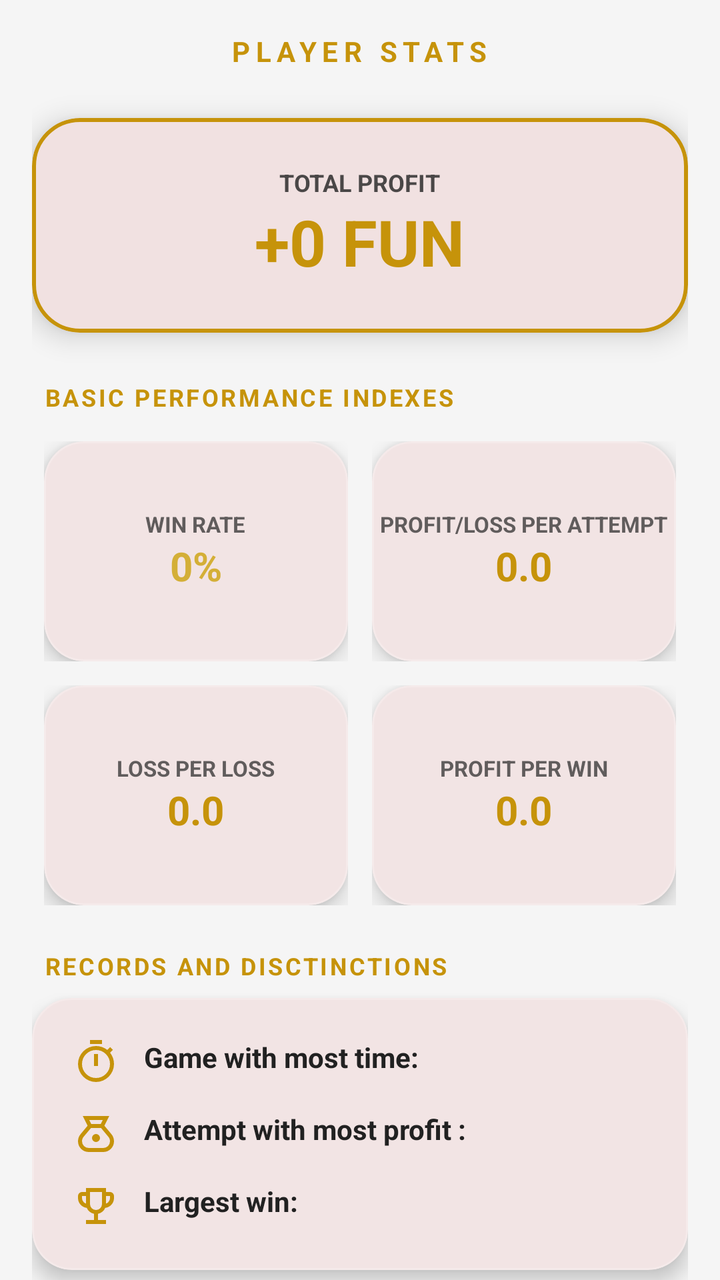
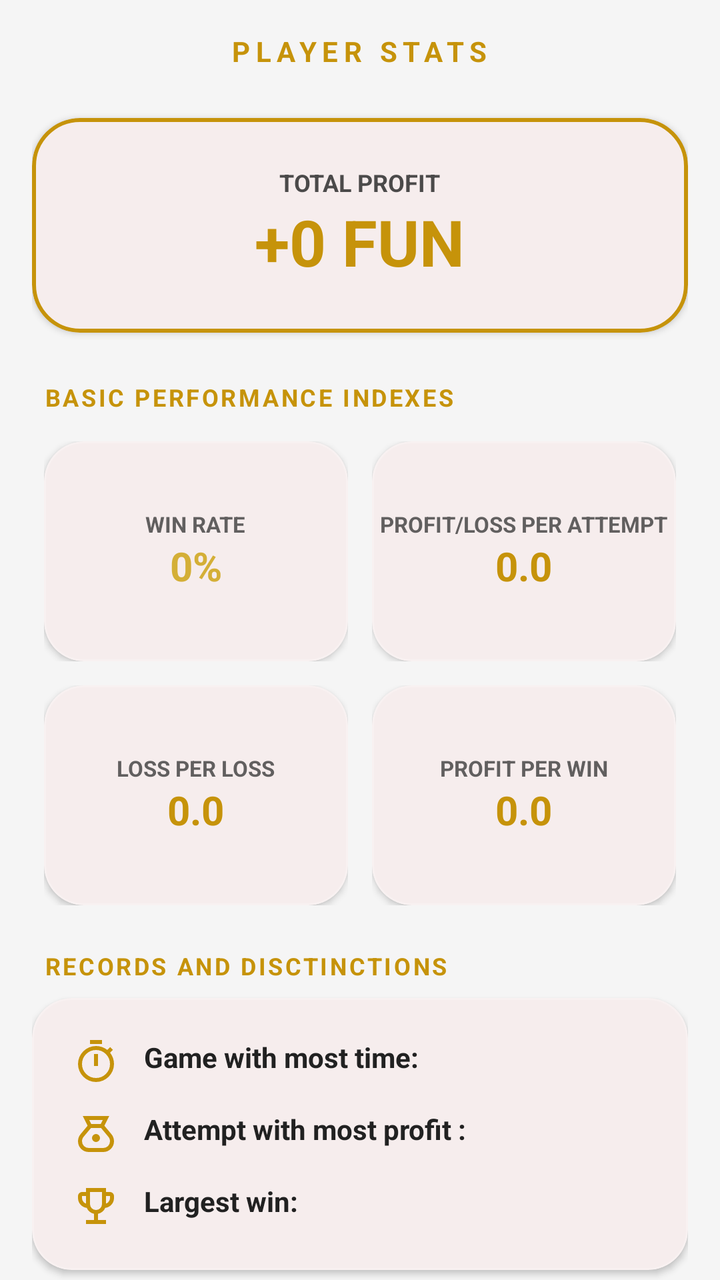

Before-and-after screenshots of an Android layout around one commit, followed by the original layout XML and the change that was made.
<!-- AndroidManifest.xml: application theme Theme.GoldenBet -->
<!-- res/layout/fragment_stats.xml -->
<?xml version="1.0" encoding="utf-8"?>
<androidx.core.widget.NestedScrollView
    xmlns:android="http://schemas.android.com/apk/res/android"
    xmlns:app="http://schemas.android.com/apk/res-auto"
    android:layout_width="match_parent"
    android:layout_height="match_parent"
    android:background="?attr/android:windowBackground"
    android:fillViewport="true">

    <LinearLayout
        android:layout_width="match_parent"
        android:layout_height="wrap_content"
        android:orientation="vertical"
        android:padding="16dp">

        
        <TextView
            android:layout_width="wrap_content"
            android:layout_height="wrap_content"
            android:layout_gravity="center"
            android:layout_marginBottom="24dp"
            android:letterSpacing="0.2"
            android:text="@string/stats_main_header"
            android:textColor="?attr/colorSecondary"
            android:textSize="14sp"
            android:textStyle="bold" />

        
        <com.google.android.material.card.MaterialCardView
            android:layout_width="match_parent"
            android:layout_height="wrap_content"
            app:cardCornerRadius="24dp"
            app:cardBackgroundColor="?attr/colorSurface"
            app:surfaceTint="@android:color/transparent"
            app:cardElevation="8dp"
            app:strokeWidth="2dp"
            app:strokeColor="?attr/colorSecondary"
            android:layout_marginBottom="24dp">
            <LinearLayout
                android:layout_width="match_parent"
                android:layout_height="wrap_content"
                android:orientation="vertical"
                android:padding="24dp"
                android:gravity="center">

                <TextView
                    android:layout_width="wrap_content"
                    android:layout_height="wrap_content"
                    android:alpha="0.8"
                    android:text="@string/stats_profit_header"
                    android:textColor="?attr/colorOnSurface"
                    android:textSize="12sp"
                    android:textStyle="bold" />
                <TextView
                    android:id="@+id/txtTotalProfit"
                    android:layout_width="wrap_content"
                    android:layout_height="wrap_content"
                    android:text="+0 FUN"
                    android:textColor="?attr/colorSecondary"
                    android:textSize="32sp"
                    android:textStyle="bold" />
            </LinearLayout>
        </com.google.android.material.card.MaterialCardView>

        
        <TextView
            android:layout_width="wrap_content"
            android:layout_height="wrap_content"
            android:layout_marginStart="6dp"
            android:layout_marginBottom="8dp"
            android:letterSpacing="0.1"
            android:text="@string/stats_performance_indexes_header"
            android:textColor="?attr/colorSecondary"
            android:textSize="12sp"
            android:textStyle="bold" />

        
        <GridLayout
            android:layout_width="match_parent"
            android:layout_height="wrap_content"
            android:columnCount="2"
            android:rowCount="2"
            android:alignmentMode="alignMargins"
            android:layout_marginBottom="16dp">

            <FrameLayout android:layout_width="0dp" android:layout_height="wrap_content" android:layout_columnWeight="1" android:padding="6dp">
                <com.google.android.material.card.MaterialCardView
                    android:layout_width="match_parent" android:layout_height="110dp"
                    app:cardCornerRadius="20dp"
                    app:cardBackgroundColor="?attr/colorSurface"
                    app:surfaceTint="@android:color/transparent"
                    app:cardElevation="6dp"
                    app:strokeWidth="1dp" app:strokeColor="#33FFFFFF">
                    <LinearLayout android:layout_width="match_parent" android:layout_height="match_parent" android:gravity="center" android:orientation="vertical">

                        <TextView
                            android:layout_width="wrap_content"
                            android:layout_height="wrap_content"
                            android:alpha="0.7"
                            android:text="@string/stats_win_rate_header"
                            android:textAllCaps="true"
                            android:textColor="?attr/colorOnSurface"
                            android:textSize="11sp"
                            android:textStyle="bold" />
                        <TextView android:id="@+id/txtWinRateValue" android:layout_width="wrap_content" android:layout_height="wrap_content" android:text="0%" android:textColor="#D4AF37" android:textSize="20sp" android:textStyle="bold" />
                    </LinearLayout>
                </com.google.android.material.card.MaterialCardView>
            </FrameLayout>

            <FrameLayout android:layout_width="0dp" android:layout_height="wrap_content" android:layout_columnWeight="1" android:padding="6dp">
                <com.google.android.material.card.MaterialCardView
                    android:layout_width="match_parent" android:layout_height="110dp"
                    app:cardCornerRadius="20dp"
                    app:cardBackgroundColor="?attr/colorSurface"
                    app:surfaceTint="@android:color/transparent"
                    app:cardElevation="6dp"
                    app:strokeWidth="1dp" app:strokeColor="#33FFFFFF">
                    <LinearLayout android:layout_width="match_parent" android:layout_height="match_parent" android:gravity="center" android:orientation="vertical">

                        <TextView
                            android:layout_width="wrap_content"
                            android:layout_height="wrap_content"
                            android:alpha="0.7"
                            android:text="@string/stats_profit_per_attempt_header"
                            android:textAlignment="center"
                            android:textAllCaps="true"
                            android:textColor="?attr/colorOnSurface"
                            android:textSize="11sp"
                            android:textStyle="bold" />
                        <TextView android:id="@+id/txtProfitAttemptValue" android:layout_width="wrap_content" android:layout_height="wrap_content" android:text="0.0" android:textColor="?attr/colorSecondary" android:textSize="20sp" android:textStyle="bold" />
                    </LinearLayout>
                </com.google.android.material.card.MaterialCardView>
            </FrameLayout>

            <FrameLayout android:layout_width="0dp" android:layout_height="wrap_content" android:layout_columnWeight="1" android:padding="6dp">
                <com.google.android.material.card.MaterialCardView
                    android:layout_width="match_parent" android:layout_height="110dp"
                    app:cardCornerRadius="20dp"
                    app:cardBackgroundColor="?attr/colorSurface"
                    app:surfaceTint="@android:color/transparent"
                    app:cardElevation="6dp"
                    app:strokeWidth="1dp" app:strokeColor="#33FFFFFF">
                    <LinearLayout android:layout_width="match_parent" android:layout_height="match_parent" android:gravity="center" android:orientation="vertical">

                        <TextView
                            android:layout_width="wrap_content"
                            android:layout_height="wrap_content"
                            android:alpha="0.7"
                            android:text="@string/stats_loss_per_loss"
                            android:textAllCaps="true"
                            android:textColor="?attr/colorOnSurface"
                            android:textSize="11sp"
                            android:textStyle="bold" />
                        <TextView android:id="@+id/txtLossPerLossValue" android:layout_width="wrap_content" android:layout_height="wrap_content" android:text="0.0" android:textColor="?attr/colorSecondary" android:textSize="20sp" android:textStyle="bold" />
                    </LinearLayout>
                </com.google.android.material.card.MaterialCardView>
            </FrameLayout>

            <FrameLayout android:layout_width="0dp" android:layout_height="wrap_content" android:layout_columnWeight="1" android:padding="6dp">
                <com.google.android.material.card.MaterialCardView
                    android:layout_width="match_parent" android:layout_height="110dp"
                    app:cardCornerRadius="20dp"
                    app:cardBackgroundColor="?attr/colorSurface"
                    app:surfaceTint="@android:color/transparent"
                    app:cardElevation="6dp"
                    app:strokeWidth="1dp" app:strokeColor="#33FFFFFF">
                    <LinearLayout android:layout_width="match_parent" android:layout_height="match_parent" android:gravity="center" android:orientation="vertical">

                        <TextView
                            android:layout_width="wrap_content"
                            android:layout_height="wrap_content"
                            android:alpha="0.7"
                            android:text="@string/stats_profit_per_win"
                            android:textAllCaps="true"
                            android:textColor="?attr/colorOnSurface"
                            android:textSize="11sp"
                            android:textStyle="bold" />
                        <TextView android:id="@+id/txtProfitPerWinValue" android:layout_width="wrap_content" android:layout_height="wrap_content" android:text="0.0" android:textColor="?attr/colorSecondary" android:textSize="20sp" android:textStyle="bold" />
                    </LinearLayout>
                </com.google.android.material.card.MaterialCardView>
            </FrameLayout>
        </GridLayout>

        
        <TextView
            android:layout_width="wrap_content"
            android:layout_height="wrap_content"
            android:layout_marginStart="6dp"
            android:layout_marginBottom="8dp"
            android:letterSpacing="0.1"
            android:text="@string/stats_records_header"
            android:textColor="?attr/colorSecondary"
            android:textSize="12sp"
            android:textStyle="bold" />

        
        <com.google.android.material.card.MaterialCardView
            android:layout_width="match_parent"
            android:layout_height="wrap_content"
            android:layout_marginBottom="24dp"
            app:cardCornerRadius="20dp"
            app:cardBackgroundColor="?attr/colorSurface"
            app:surfaceTint="@android:color/transparent"
            app:cardElevation="6dp"
            app:strokeWidth="1dp"
            app:strokeColor="#33FFFFFF">
            <LinearLayout
                android:layout_width="match_parent"
                android:layout_height="wrap_content"
                android:orientation="vertical"
                android:padding="20dp">

                <TextView
                    android:id="@+id/txtMostTime"
                    android:layout_width="match_parent"
                    android:layout_height="wrap_content"
                    android:layout_marginBottom="12dp"
                    android:drawableStart="@drawable/ic_timer"
                    android:drawablePadding="12dp"
                    android:drawableTint="?attr/colorSecondary"
                    android:text="@string/stats_most_time"
                    android:textColor="?attr/colorOnSurface"
                    android:textStyle="bold" />

                <TextView
                    android:id="@+id/txtMostFun"
                    android:layout_width="match_parent"
                    android:layout_height="wrap_content"
                    android:layout_marginBottom="12dp"
                    android:drawableStart="@drawable/ic_money_bag"
                    android:drawablePadding="12dp"
                    android:drawableTint="?attr/colorSecondary"
                    android:text="@string/stats_most_fun"
                    android:textColor="?attr/colorOnSurface"
                    android:textStyle="bold" />

                <TextView
                    android:id="@+id/txtBiggestWin"
                    android:layout_width="match_parent"
                    android:layout_height="wrap_content"
                    android:drawableStart="@drawable/ic_trophy"
                    android:drawablePadding="12dp"
                    android:drawableTint="?attr/colorSecondary"
                    android:text="@string/stats_biggest_win"
                    android:textColor="?attr/colorOnSurface"
                    android:textStyle="bold" />
            </LinearLayout>
        </com.google.android.material.card.MaterialCardView>

        
        <TextView
            android:layout_width="wrap_content"
            android:layout_height="wrap_content"
            android:layout_marginStart="6dp"
            android:layout_marginBottom="16dp"
            android:letterSpacing="0.1"
            android:text="@string/stats_weekly_activity_header"
            android:textColor="?attr/colorSecondary"
            android:textSize="12sp"
            android:textStyle="bold" />

        <com.google.android.material.card.MaterialCardView
            android:layout_width="match_parent"
            android:layout_height="250dp"
            app:cardCornerRadius="20dp"
            app:cardElevation="8dp"
            app:cardBackgroundColor="?attr/colorSurface"
            app:surfaceTint="@android:color/transparent"
            app:strokeWidth="1dp"
            app:strokeColor="#22FFFFFF">

            <LinearLayout
                android:layout_width="match_parent"
                android:layout_height="match_parent"
                android:orientation="vertical"
                android:padding="16dp">

                <TextView
                    android:layout_width="wrap_content"
                    android:layout_height="wrap_content"
                    android:letterSpacing="0.1"
                    android:text="@string/stats_weekly_performance_header"
                    android:textAllCaps="true"
                    android:textColor="?attr/colorSecondary"
                    android:textSize="14sp"
                    android:textStyle="bold" />

                <LinearLayout
                    android:layout_width="match_parent"
                    android:layout_height="match_parent"
                    android:orientation="horizontal"
                    android:gravity="bottom"
                    android:layout_marginTop="8dp">

                    <LinearLayout android:layout_width="0dp" android:layout_height="match_parent" android:layout_weight="1" android:orientation="vertical" android:gravity="bottom|center_horizontal" android:padding="2dp">
                        <View android:id="@+id/barMon" android:layout_width="match_parent" android:layout_height="80dp" android:background="#D4AF37" />
                        <TextView android:layout_width="wrap_content" android:layout_height="wrap_content" android:text="M" android:textColor="?attr/colorSecondary" android:textSize="10sp" android:layout_marginTop="4dp" />
                    </LinearLayout>

                    <LinearLayout android:layout_width="0dp" android:layout_height="match_parent" android:layout_weight="1" android:orientation="vertical" android:gravity="bottom|center_horizontal" android:padding="2dp">
                        <View android:id="@+id/barTue" android:layout_width="match_parent" android:layout_height="120dp" android:background="#FFD700" />
                        <TextView android:layout_width="wrap_content" android:layout_height="wrap_content" android:text="T" android:textColor="?attr/colorSecondary" android:textSize="10sp" android:layout_marginTop="4dp" />
                    </LinearLayout>

                    <LinearLayout android:layout_width="0dp" android:layout_height="match_parent" android:layout_weight="1" android:orientation="vertical" android:gravity="bottom|center_horizontal" android:padding="2dp">
                        <View android:id="@+id/barWed" android:layout_width="match_parent" android:layout_height="60dp" android:background="#F7E7CE" />
                        <TextView android:layout_width="wrap_content" android:layout_height="wrap_content" android:text="W" android:textColor="?attr/colorSecondary" android:textSize="10sp" android:layout_marginTop="4dp" />
                    </LinearLayout>

                    <LinearLayout android:layout_width="0dp" android:layout_height="match_parent" android:layout_weight="1" android:orientation="vertical" android:gravity="bottom|center_horizontal" android:padding="2dp">
                        <View android:id="@+id/barThu" android:layout_width="match_parent" android:layout_height="140dp" android:background="#C5A021" />
                        <TextView android:layout_width="wrap_content" android:layout_height="wrap_content" android:text="T" android:textColor="?attr/colorSecondary" android:textSize="10sp" android:layout_marginTop="4dp" />
                    </LinearLayout>

                    <LinearLayout android:layout_width="0dp" android:layout_height="match_parent" android:layout_weight="1" android:orientation="vertical" android:gravity="bottom|center_horizontal" android:padding="2dp">
                        <View android:id="@+id/barFri" android:layout_width="match_parent" android:layout_height="100dp" android:background="#D4AF37" />
                        <TextView android:layout_width="wrap_content" android:layout_height="wrap_content" android:text="F" android:textColor="?attr/colorSecondary" android:textSize="10sp" android:layout_marginTop="4dp" />
                    </LinearLayout>

                    <LinearLayout android:layout_width="0dp" android:layout_height="match_parent" android:layout_weight="1" android:orientation="vertical" android:gravity="bottom|center_horizontal" android:padding="2dp">
                        <View android:id="@+id/barSat" android:layout_width="match_parent" android:layout_height="160dp" android:background="#FFD700" />
                        <TextView android:layout_width="wrap_content" android:layout_height="wrap_content" android:text="S" android:textColor="?attr/colorSecondary" android:textSize="10sp" android:layout_marginTop="4dp" />
                    </LinearLayout>

                    <LinearLayout android:layout_width="0dp" android:layout_height="match_parent" android:layout_weight="1" android:orientation="vertical" android:gravity="bottom|center_horizontal" android:padding="2dp">
                        <View android:id="@+id/barSun" android:layout_width="match_parent" android:layout_height="90dp" android:background="#C5A021" />
                        <TextView android:layout_width="wrap_content" android:layout_height="wrap_content" android:text="S" android:textColor="?attr/colorSecondary" android:textSize="10sp" android:layout_marginTop="4dp" />
                    </LinearLayout>
                </LinearLayout>
            </LinearLayout>
        </com.google.android.material.card.MaterialCardView>

    </LinearLayout>
</androidx.core.widget.NestedScrollView>
<!-- resources referenced by this layout -->
<resources>
  <!-- drawable ic_money_bag (drawable) -->
  <vector xmlns:android="http://schemas.android.com/apk/res/android"
      android:width="24dp"
      android:height="24dp"
      android:viewportWidth="960"
      android:viewportHeight="960"
      android:tint="?attr/colorControlNormal">
    <path
        android:fillColor="@android:color/white"
        android:pathData="M336,840Q245,840 182.5,777.5Q120,715 120,624Q120,586 133,550Q146,514 170,485L312,314L215,120L745,120L648,314L790,485Q814,514 827,550Q840,586 840,624Q840,715 777,777.5Q714,840 624,840L336,840ZM480,640Q447,640 423.5,616.5Q400,593 400,560Q400,527 423.5,503.5Q447,480 480,480Q513,480 536.5,503.5Q560,527 560,560Q560,593 536.5,616.5Q513,640 480,640ZM385,280L575,280L615,200L345,200L385,280ZM336,760L624,760Q681,760 720.5,720.5Q760,681 760,624Q760,600 751.5,577.5Q743,555 728,537L581,360L380,360L232,536Q217,554 208.5,577Q200,600 200,624Q200,681 239.5,720.5Q279,760 336,760Z"/>
  </vector>
  <!-- drawable ic_trophy (drawable) -->
  <vector xmlns:android="http://schemas.android.com/apk/res/android"
      android:width="24dp"
      android:height="24dp"
      android:viewportWidth="960"
      android:viewportHeight="960"
      android:tint="?attr/colorControlNormal">
    <path
        android:fillColor="@android:color/white"
        android:pathData="M280,840L280,760L440,760L440,636Q391,625 352.5,594.5Q314,564 296,518Q221,509 170.5,452.5Q120,396 120,320L120,280Q120,247 143.5,223.5Q167,200 200,200L280,200L280,120L680,120L680,200L760,200Q793,200 816.5,223.5Q840,247 840,280L840,320Q840,396 789.5,452.5Q739,509 664,518Q646,564 607.5,594.5Q569,625 520,636L520,760L680,760L680,840L280,840ZM280,432L280,280L200,280L200,320Q200,358 222,388.5Q244,419 280,432ZM565,525Q600,490 600,440L600,200L360,200L360,440Q360,490 395,525Q430,560 480,560Q530,560 565,525ZM680,432Q716,419 738,388.5Q760,358 760,320L760,280L680,280L680,432ZM480,380Q480,380 480,380L480,380L480,380L480,380Q480,380 480,380Q480,380 480,380Q480,380 480,380Z"/>
  </vector>
  <string name="stats_biggest_win">Largest win: </string>
  <string name="stats_loss_per_loss">LOSS PER LOSS</string>
  <string name="stats_main_header">PLAYER STATS</string>
  <string name="stats_most_fun">Attempt with most profit :</string>
  <string name="stats_most_time">Game with most time:</string>
  <string name="stats_performance_indexes_header">BASIC PERFORMANCE INDEXES</string>
  <string name="stats_profit_header">TOTAL PROFIT</string>
  <string name="stats_profit_per_attempt_header">PROFIT/LOSS PER ATTEMPT</string>
  <string name="stats_profit_per_win">PROFIT PER WIN</string>
  <string name="stats_records_header">RECORDS AND DISCTINCTIONS</string>
  <string name="stats_weekly_activity_header">WEEKKLY ACTIVITY</string>
  <string name="stats_weekly_performance_header">WEEKKLY PERFORMANCE</string>
  <string name="stats_win_rate_header">WIN RATE</string>
  <style name="Theme.GoldenBet" parent="Base.Theme.GoldenBet" />
  <style name="Base.Theme.GoldenBet" parent="Theme.Material3.DayNight.NoActionBar">
          <item name="android:windowBackground">@color/bg_light</item>
  
          <item name="colorSurface">@color/card_light</item>
  
          <item name="colorOnSurface">@color/text_dark</item>
  
          <item name="colorPrimary">@color/luxury_red</item>
  
          <item name="android:statusBarColor">@color/bg_light</item>
          <item name="android:windowLightStatusBar">true</item>
          <item name="colorSurfaceVariant">@color/input_bg_light</item>
          <item name="colorSecondary">@color/gold_classic</item>
  
      </style>
  <color name="bg_light">#F5F5F5</color>
  <color name="card_light">#FFFFFF</color>
  <color name="text_dark">#212121</color>
  <color name="luxury_red">#8B0000</color>
  <color name="input_bg_light">#EBEBEB</color>
  <color name="gold_classic">#C6930A</color>
  <!-- unchanged entries left out for length: 1 -->
</resources>

<!-- the commit's change to res/layout/fragment_stats.xml (unified diff, before → after) -->
@@ -31,11 +31,12 @@
             android:layout_height="wrap_content"
             app:cardCornerRadius="24dp"
             app:cardBackgroundColor="?attr/colorSurface"
-            app:surfaceTint="@android:color/transparent"
-            app:cardElevation="8dp"
+            app:cardElevation="2dp"
             app:strokeWidth="2dp"
             app:strokeColor="?attr/colorSecondary"
             android:layout_marginBottom="24dp">
+            
+
             <LinearLayout
                 android:layout_width="match_parent"
                 android:layout_height="wrap_content"
@@ -88,8 +89,7 @@
                     android:layout_width="match_parent" android:layout_height="110dp"
                     app:cardCornerRadius="20dp"
                     app:cardBackgroundColor="?attr/colorSurface"
-                    app:surfaceTint="@android:color/transparent"
-                    app:cardElevation="6dp"
+                    app:cardElevation="2dp"
                     app:strokeWidth="1dp" app:strokeColor="#33FFFFFF">
                     <LinearLayout android:layout_width="match_parent" android:layout_height="match_parent" android:gravity="center" android:orientation="vertical">
 
@@ -112,8 +112,7 @@
                     android:layout_width="match_parent" android:layout_height="110dp"
                     app:cardCornerRadius="20dp"
                     app:cardBackgroundColor="?attr/colorSurface"
-                    app:surfaceTint="@android:color/transparent"
-                    app:cardElevation="6dp"
+                    app:cardElevation="2dp"
                     app:strokeWidth="1dp" app:strokeColor="#33FFFFFF">
                     <LinearLayout android:layout_width="match_parent" android:layout_height="match_parent" android:gravity="center" android:orientation="vertical">
 
@@ -137,8 +136,7 @@
                     android:layout_width="match_parent" android:layout_height="110dp"
                     app:cardCornerRadius="20dp"
                     app:cardBackgroundColor="?attr/colorSurface"
-                    app:surfaceTint="@android:color/transparent"
-                    app:cardElevation="6dp"
+                    app:cardElevation="2dp"
                     app:strokeWidth="1dp" app:strokeColor="#33FFFFFF">
                     <LinearLayout android:layout_width="match_parent" android:layout_height="match_parent" android:gravity="center" android:orientation="vertical">
 
@@ -161,8 +159,7 @@
                     android:layout_width="match_parent" android:layout_height="110dp"
                     app:cardCornerRadius="20dp"
                     app:cardBackgroundColor="?attr/colorSurface"
-                    app:surfaceTint="@android:color/transparent"
-                    app:cardElevation="6dp"
+                    app:cardElevation="2dp"
                     app:strokeWidth="1dp" app:strokeColor="#33FFFFFF">
                     <LinearLayout android:layout_width="match_parent" android:layout_height="match_parent" android:gravity="center" android:orientation="vertical">
 
@@ -200,8 +197,7 @@
             android:layout_marginBottom="24dp"
             app:cardCornerRadius="20dp"
             app:cardBackgroundColor="?attr/colorSurface"
-            app:surfaceTint="@android:color/transparent"
-            app:cardElevation="6dp"
+            app:cardElevation="2dp"
             app:strokeWidth="1dp"
             app:strokeColor="#33FFFFFF">
             <LinearLayout
@@ -263,9 +259,8 @@
             android:layout_width="match_parent"
             android:layout_height="250dp"
             app:cardCornerRadius="20dp"
-            app:cardElevation="8dp"
+            app:cardElevation="2dp"
             app:cardBackgroundColor="?attr/colorSurface"
-            app:surfaceTint="@android:color/transparent"
             app:strokeWidth="1dp"
             app:strokeColor="#22FFFFFF">
 
